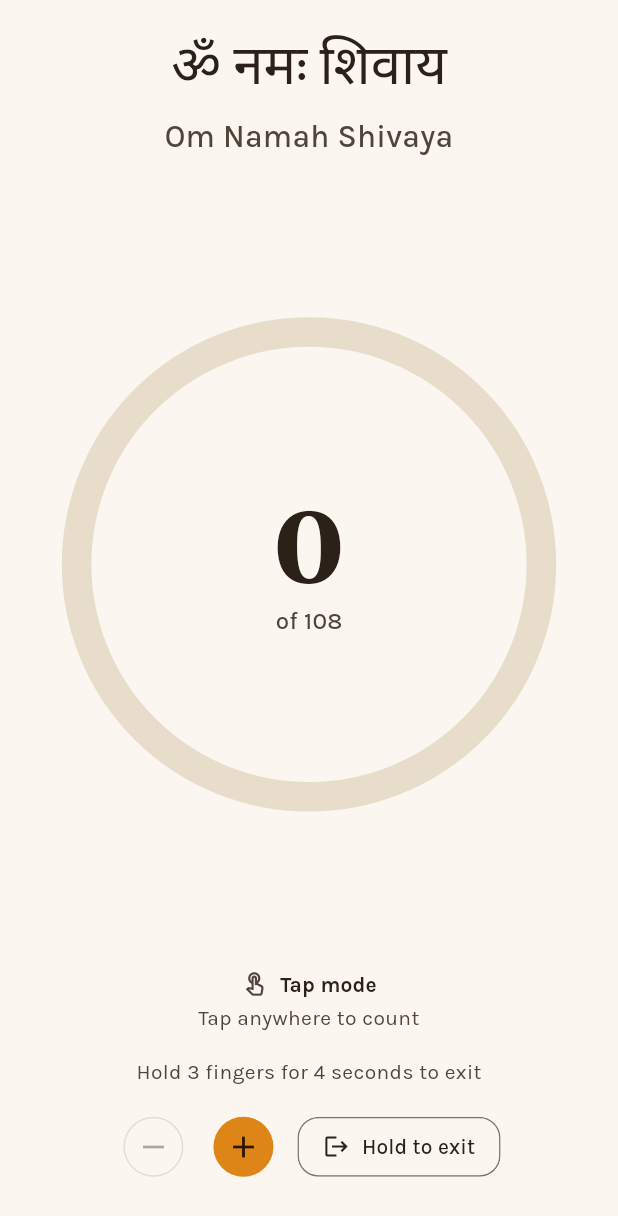
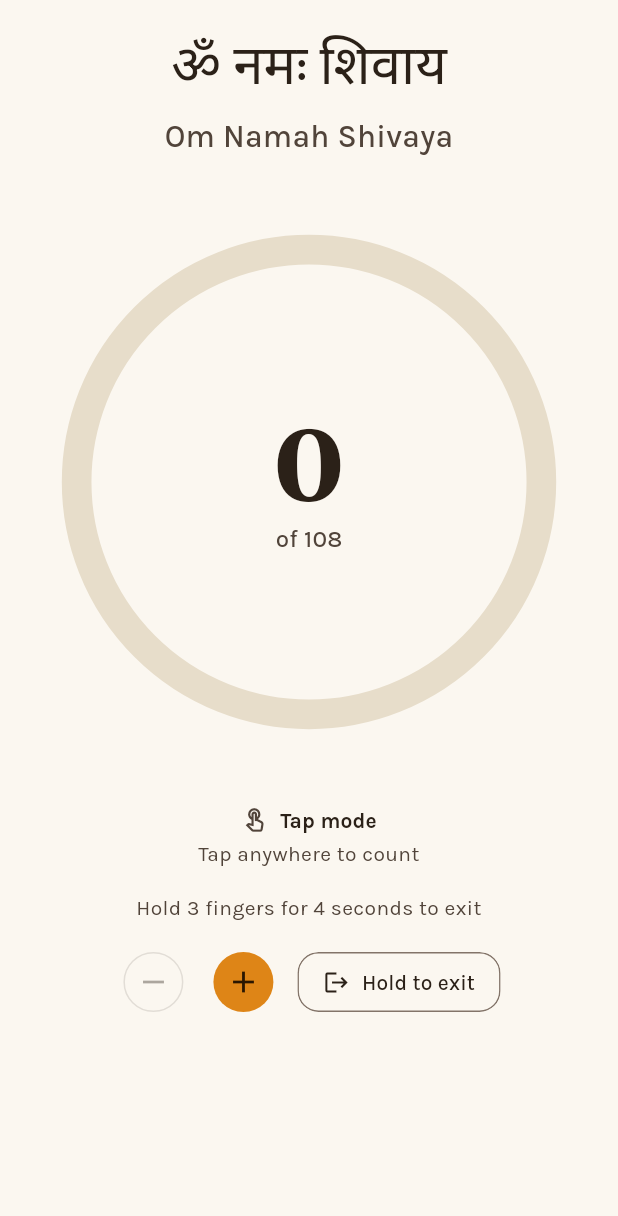
Before and after one commit to Sadho-in/Sadho, a Flutter app: the FocusModeScreen screen opened directly, on a phone screen of 412 x 824 dp. Shown: the top 1216 px of the screen. Run offline on Flutter 3.47's test engine with Material 3 defaults, Android fonts, the phone set to English and light mode, and no system bars; our stand-ins replace audioplayers, file_picker, flutter_local_notifications, flutter_riverpod, flutter_timezone, geolocator and 8 more; missing offline and left inert: fftea, record, volume_button_listener; accounts and stored records are empty.

Commit message:
P4.3-2b: Sadhana layout audit
Co-Authored-By: Claude Opus 5.5 <noreply@anthropic.com>

```diff
--- a/lib/features/sadhana/presentation/focus_mode_screen.dart
+++ b/lib/features/sadhana/presentation/focus_mode_screen.dart
@@ -234,11 +234,18 @@ class _FocusModeScreenState extends ConsumerState<FocusModeScreen>
                             ),
                           ),
                         ),
-                        const Spacer(),
-                        AnimatedBuilder(
+                        // The ring sits centred in the room left over, and
+                        // shrinks when a large text size leaves too little.
+                        Expanded(
+                          flex: 2,
+                          child: Center(
+                            child: FittedBox(
+                              fit: BoxFit.scaleDown,
+                              child: AnimatedBuilder(
                                 animation: _pulse,
                                 builder: (_, child) => Transform.scale(
-                            scale: 1 + 0.04 * math.sin(math.pi * _pulse.value),
+                                  scale: 1 +
+                                      0.04 * math.sin(math.pi * _pulse.value),
                                   child: child,
                                 ),
                                 child: ProgressRing(
@@ -250,7 +257,9 @@ class _FocusModeScreenState extends ConsumerState<FocusModeScreen>
                                   strokeWidth: math.max(14, ring * 0.06),
                                 ),
                               ),
-                        const Spacer(),
+                            ),
+                          ),
+                        ),
                         const ModeStatusLine(),
                         const SizedBox(height: 12),
                         // Tap mode's own status already says "Tap anywhere to
@@ -258,6 +267,7 @@ class _FocusModeScreenState extends ConsumerState<FocusModeScreen>
                         if (s.completed)
                           Text(
                             l.targetReachedFocus,
+                            textAlign: TextAlign.center,
                             style: theme.textTheme.titleMedium?.copyWith(
                               color: scheme.secondary,
                               fontWeight: FontWeight.w600,
@@ -278,6 +288,7 @@ class _FocusModeScreenState extends ConsumerState<FocusModeScreen>
                         const SizedBox(height: 4),
                         Text(
                           l.holdFingersToExit(_exitFingers, focusExitHold.inSeconds),
+                          textAlign: TextAlign.center,
                           style: theme.textTheme.bodyMedium?.copyWith(
                             color: scheme.onSurfaceVariant,
                           ),
@@ -378,8 +389,9 @@ class _HoldToExitButton extends StatelessWidget {
         child: ClipRRect(
           borderRadius: BorderRadius.circular(14),
           child: Container(
-            height: 40,
-            padding: const EdgeInsets.symmetric(horizontal: 16),
+            // At least 40 high; taller when a long label wraps.
+            constraints: const BoxConstraints(minHeight: 40),
+            padding: const EdgeInsets.symmetric(horizontal: 16, vertical: 6),
             decoration: BoxDecoration(
               border: Border.all(color: scheme.outline),
               borderRadius: BorderRadius.circular(14),
@@ -407,8 +419,11 @@ class _HoldToExitButton extends StatelessWidget {
                   children: [
                     Icon(Icons.logout, size: 18, color: scheme.onSurface),
                     const SizedBox(width: 8),
-                    Text(l.holdToExit,
+                    Flexible(
+                      child: Text(l.holdToExit,
+                          textAlign: TextAlign.center,
                           style: Theme.of(context).textTheme.labelLarge),
+                    ),
                   ],
                 ),
               ],
--- a/lib/features/sadhana/presentation/widgets/mode_status.dart
+++ b/lib/features/sadhana/presentation/widgets/mode_status.dart
@@ -110,11 +110,15 @@ class ModeStatusLine extends ConsumerWidget {
               children: [
                 icon0,
                 const SizedBox(width: 6),
-                Text(
-                  l.modeSemanticLabel(s.mode.localized(l)),
-                  style: theme.textTheme.labelLarge?.copyWith(
-                    color: scheme.onSurface,
-                    fontWeight: FontWeight.w700,
+                // Wraps (rather than overflows) when a long mode name and a
+                // large text size leave no room; the status then shares.
+                Flexible(
+                  child: Text(
+                    l.modeSemanticLabel(s.mode.localized(l)),
+                    style: theme.textTheme.labelLarge?.copyWith(
+                      color: scheme.onSurface,
+                      fontWeight: FontWeight.w700,
+                    ),
                   ),
                 ),
                 if (s.mode == CountMode.voice) ...[
```
Also changed, not shown: lib/features/sadhana/presentation/voice_training_screen.dart (+9 -1 lines), lib/features/sadhana/presentation/widgets/counter_section.dart (+17 -7 lines), lib/features/sadhana/presentation/widgets/mode_section.dart (+12 -8 lines), 2 other files. Lines whose indentation alone changed are shown as unchanged.
